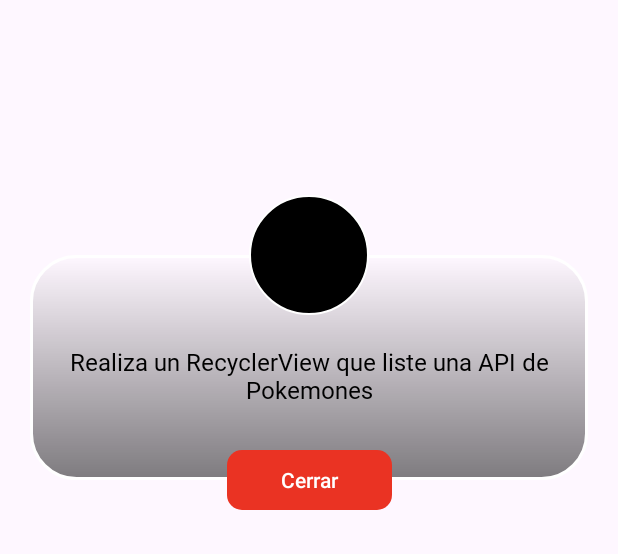
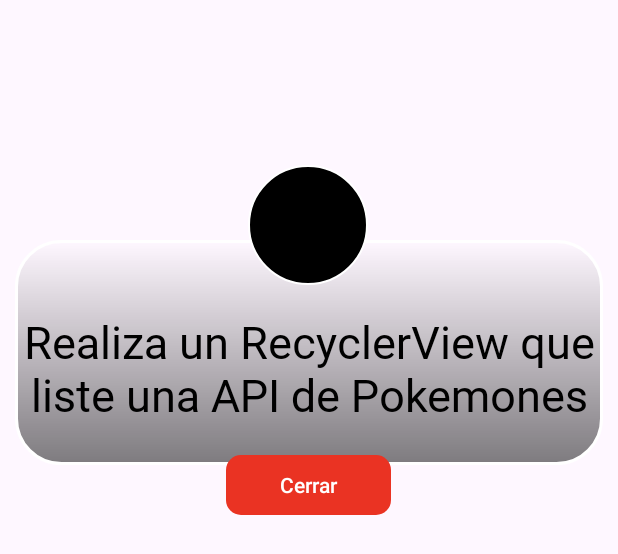
Before and after one commit to JoseHurtado18/equipo3, an Android app: the layout dialog_random_reto.xml on its own in the app's theme, with its tools: preview values and no code run, on a phone screen of 412 x 824 dp. Shown: the top 554 px of the screen. Run offline under Robolectric (Android 15) with nearby library versions, the phone set to English and light mode, and no system bars.

Commit message:
merge con dh_hu13

```diff
--- a/app/src/main/res/layout/dialog_random_reto.xml
+++ b/app/src/main/res/layout/dialog_random_reto.xml
@@ -1,59 +1,73 @@
 <layout xmlns:android="http://schemas.android.com/apk/res/android"
     xmlns:app="http://schemas.android.com/apk/res-auto"
-    xmlns:tools="http://schemas.android.com/tools">
+    xmlns:tools="http://schemas.android.com/tools"
+    android:background="@android:color/transparent">
 
-    <androidx.coordinatorlayout.widget.CoordinatorLayout
+    <androidx.constraintlayout.widget.ConstraintLayout
         android:layout_width="match_parent"
         android:layout_height="300dp"
-        android:layout_marginTop="100dp"
-        android:padding="20dp">
+        android:padding="10dp"
+        android:layout_marginTop="100dp">
 
+        <!-- Fondo principal -->
 
+        <!-- Imagen del reto -->
         <ImageView
+            android:id="@+id/imageView"
+            android:layout_width="0dp"
+            android:layout_height="150dp"
             android:layout_marginTop="50dp"
-            android:id="@+id/imageView"
-            android:layout_width="match_parent"
-            android:layout_height="150dp"
-            android:gravity="center"
             android:background="@drawable/forma_random_reto"
-            />
+            app:layout_constraintEnd_toEndOf="parent"
+            app:layout_constraintHorizontal_bias="0.0"
+            app:layout_constraintStart_toStartOf="parent"
+            app:layout_constraintTop_toTopOf="parent" />
 
-        <TextView
-            android:id="@+id/dialog_text"
-            android:layout_width="wrap_content"
-            android:layout_height="wrap_content"
-            android:text="Realiza un RecyclerView que liste una API de Pokemones"
-            android:fontFamily="@font/roboto"
-            android:textSize="16sp"
-            android:textColor="@android:color/black"
-            android:gravity="center"
-            android:layout_marginBottom="16dp"
-            android:layout_marginTop="110dp"/>
+        <!-- Texto del reto -->
+
+        <!-- Botón Cerrar -->
 
         <ImageView
             android:id="@+id/imgReto"
             android:layout_width="80dp"
             android:layout_height="80dp"
-            android:layout_marginTop="0dp"
-            android:gravity="center|top"
             android:src="@drawable/circulo_random_reto"
-            app:layout_anchor="@+id/imageView"
-            app:layout_anchorGravity="top|center"
-            />
+            app:layout_constraintBottom_toTopOf="@+id/imageView"
+            app:layout_constraintEnd_toEndOf="@id/imageView"
+            app:layout_constraintHorizontal_bias="0.498"
+            app:layout_constraintStart_toStartOf="@id/imageView"
+            app:layout_constraintTop_toTopOf="parent"
+            app:layout_constraintVertical_bias="0.0" />
+
+        <TextView
+            android:id="@+id/dialog_text"
+            android:layout_width="0dp"
+            android:layout_height="wrap_content"
+            android:fontFamily="@font/roboto"
+            android:text="Realiza un RecyclerView que liste una API de Pokemones"
+            android:textAlignment="center"
+            android:textColor="@android:color/black"
+            android:textSize="30sp"
+            app:layout_constraintBottom_toBottomOf="@+id/imageView"
+            app:layout_constraintEnd_toEndOf="parent"
+            app:layout_constraintHorizontal_bias="1.0"
+            app:layout_constraintStart_toStartOf="parent"
+            app:layout_constraintTop_toBottomOf="@+id/imgReto"
+            app:layout_constraintVertical_bias="0.388" />
 
         <Button
             android:id="@+id/cerrarBtn"
             android:layout_width="110dp"
             android:layout_height="40dp"
-            android:layout_gravity="center|bottom"
-            android:layout_marginTop="100dp"
-            android:layout_marginBottom="40dp"
+            android:layout_marginTop="20dp"
             android:background="@drawable/forma_btn_cerrar"
             android:text="Cerrar"
             android:textColor="#FFFFFF"
-            app:layout_anchor="@+id/imageView"
-            app:layout_anchorGravity="bottom|center"
-            app:backgroundTint="@color/orange" />
+            app:backgroundTint="@color/orange"
+            app:layout_constraintEnd_toEndOf="parent"
+            app:layout_constraintHorizontal_bias="0.498"
+            app:layout_constraintStart_toStartOf="parent"
+            app:layout_constraintTop_toBottomOf="@id/dialog_text" />
 
-    </androidx.coordinatorlayout.widget.CoordinatorLayout>
+    </androidx.constraintlayout.widget.ConstraintLayout>
 </layout>
```
Also changed, not shown: app/src/main/java/com/example/miniproyecto1/di/Module.kt (+7 -0 lines), app/src/main/java/com/example/miniproyecto1/model/Pokemon.kt (+21 -21 lines), app/src/main/java/com/example/miniproyecto1/model/PokemonResponse.kt (added, +7 -0 lines), app/src/main/java/com/example/miniproyecto1/repository/HomeRepository.kt (added, +45 -0 lines), app/src/main/java/com/example/miniproyecto1/view/HomeActivity.kt (+23 -0 lines), app/src/main/java/com/example/miniproyecto1/viewmodel/HomeViewModel.kt (+49 -2 lines), app/src/main/java/com/example/miniproyecto1/webservice/ApiService.kt (added, +11 -0 lines).
